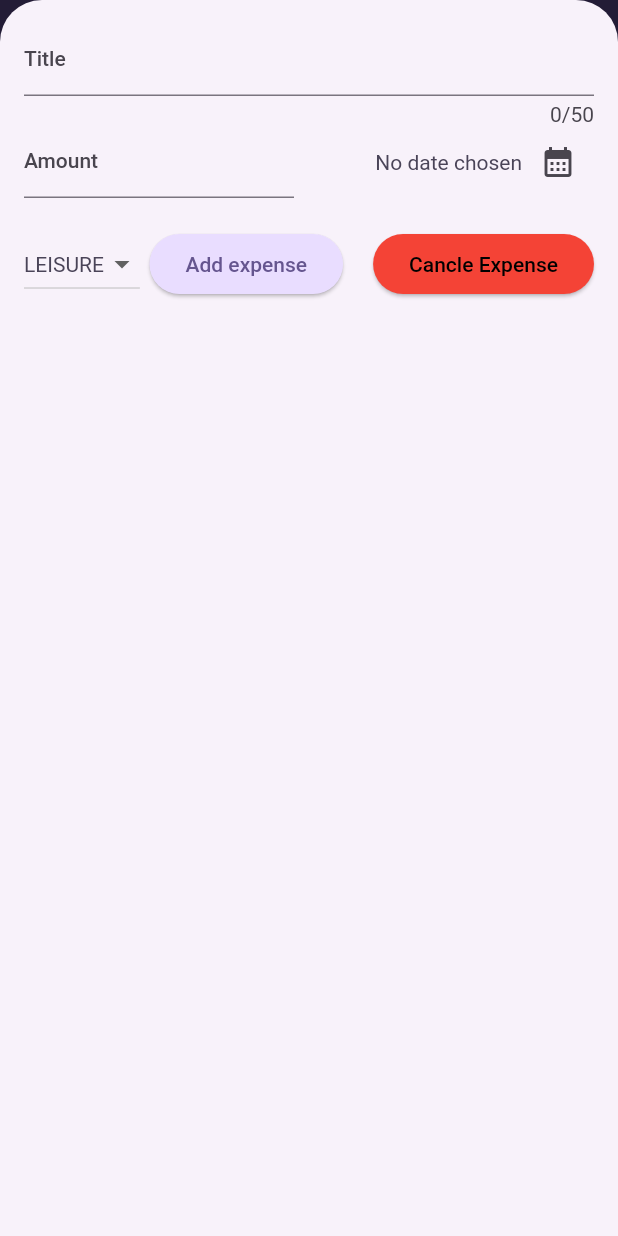
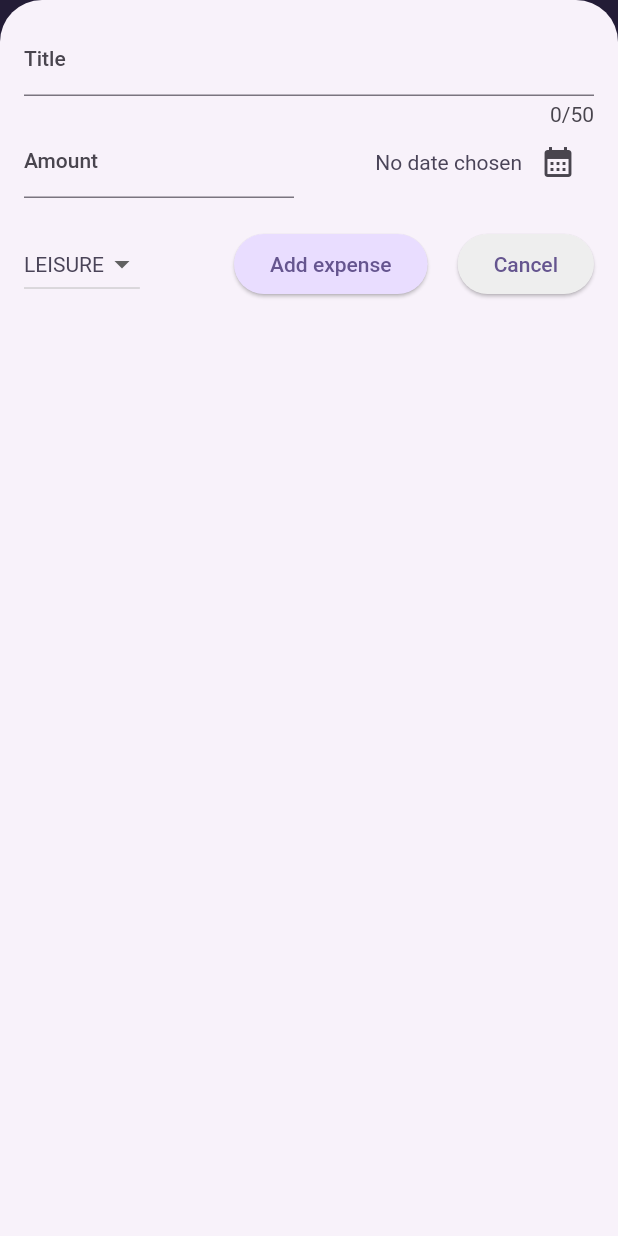
Before and after one commit to lelouch248/expense_tracker_flutter, a Flutter app: the screen it shows after launch, after a tap on the "add" icon, on a phone screen of 412 x 824 dp. Run offline on Flutter 3.47's test engine with Material 2 defaults, Android fonts, the phone set to English and light mode, and no system bars.

Commit message:
split the buttons into seprate dart file

```diff
--- /dev/null
+++ b/lib/widgets/components/new_addbutton.dart
@@ -0,0 +1,13 @@
+import 'package:flutter/material.dart';
+
+class NewAddExpenseButton extends StatelessWidget {
+  const NewAddExpenseButton({required this.submitExpenseData, super.key});
+  final void Function() submitExpenseData;
+  @override
+  Widget build(BuildContext context) {
+    return ElevatedButton(
+      onPressed: submitExpenseData,
+      child: const Text('Add expense'),
+    );
+  }
+}
--- /dev/null
+++ b/lib/widgets/components/new_cancle_expense.dart
@@ -0,0 +1,20 @@
+import 'package:flutter/material.dart';
+
+class NewElevatedButton extends StatelessWidget {
+  const NewElevatedButton({required this.isDarkMode, super.key});
+  final bool isDarkMode;
+  @override
+  Widget build(BuildContext context) {
+    return ElevatedButton(
+      onPressed: () {
+        Navigator.of(context).pop();
+      },
+      style: ButtonStyle(
+        backgroundColor: MaterialStateProperty.all(
+          isDarkMode ? Colors.grey[800] : Colors.grey[200],
+        ),
+      ),
+      child: const Text('Cancel'),
+    );
+  }
+}
--- a/lib/widgets/new_expense.dart
+++ b/lib/widgets/new_expense.dart
@@ -1,6 +1,8 @@
 import 'dart:io';
 
+import 'package:expense_tracker/widgets/components/new_addbutton.dart';
 import 'package:expense_tracker/widgets/components/new_amount.dart';
+import 'package:expense_tracker/widgets/components/new_cancle_expense.dart';
 import 'package:expense_tracker/widgets/components/new_date.dart';
 import 'package:expense_tracker/widgets/components/new_dropdownbutton.dart';
 import 'package:expense_tracker/widgets/components/new_title.dart';
@@ -162,26 +164,12 @@ class _NewExpenseState extends State<NewExpense> {
                     Row(
                       children: [
                         Expanded(
-                          child: ElevatedButton(
-                            onPressed: _submitExpenseData,
-                            child: const Text('Add expense'),
-                          ),
+                          child: NewAddExpenseButton(
+                              submitExpenseData: _submitExpenseData),
                         ),
                         const SizedBox(width: 20),
                         Expanded(
-                          child: ElevatedButton(
-                            onPressed: () {
-                              Navigator.of(context).pop();
-                            },
-                            style: ButtonStyle(
-                              backgroundColor: MaterialStateProperty.all(
-                                isDarkMode
-                                    ? Colors.grey[800]
-                                    : Colors.grey[200],
-                              ),
-                            ),
-                            child: const Text('Cancel'),
-                          ),
+                          child: NewElevatedButton(isDarkMode: isDarkMode),
                         ),
                       ],
                     )
@@ -201,26 +189,10 @@ class _NewExpenseState extends State<NewExpense> {
                           },
                         ),
                         const Spacer(),
-                        ElevatedButton(
-                          onPressed: _submitExpenseData,
-                          child: const Text('Add expense'),
-                        ),
+                        NewAddExpenseButton(
+                            submitExpenseData: _submitExpenseData),
                         const SizedBox(width: 20),
-                        ElevatedButton(
-                          onPressed: () {
-                            Navigator.of(context).pop();
-                          },
-                          style: ButtonStyle(
-                            backgroundColor:
-                                MaterialStateProperty.all<Color>(Colors.red),
-                          ),
-                          child: Text(
-                            'Cancle Expense',
-                            style: TextStyle(
-                              color: isDarkMode ? Colors.white : Colors.black,
-                            ),
-                          ),
-                        )
+                        NewElevatedButton(isDarkMode: isDarkMode),
                       ],
                     ),
                 ],
```
